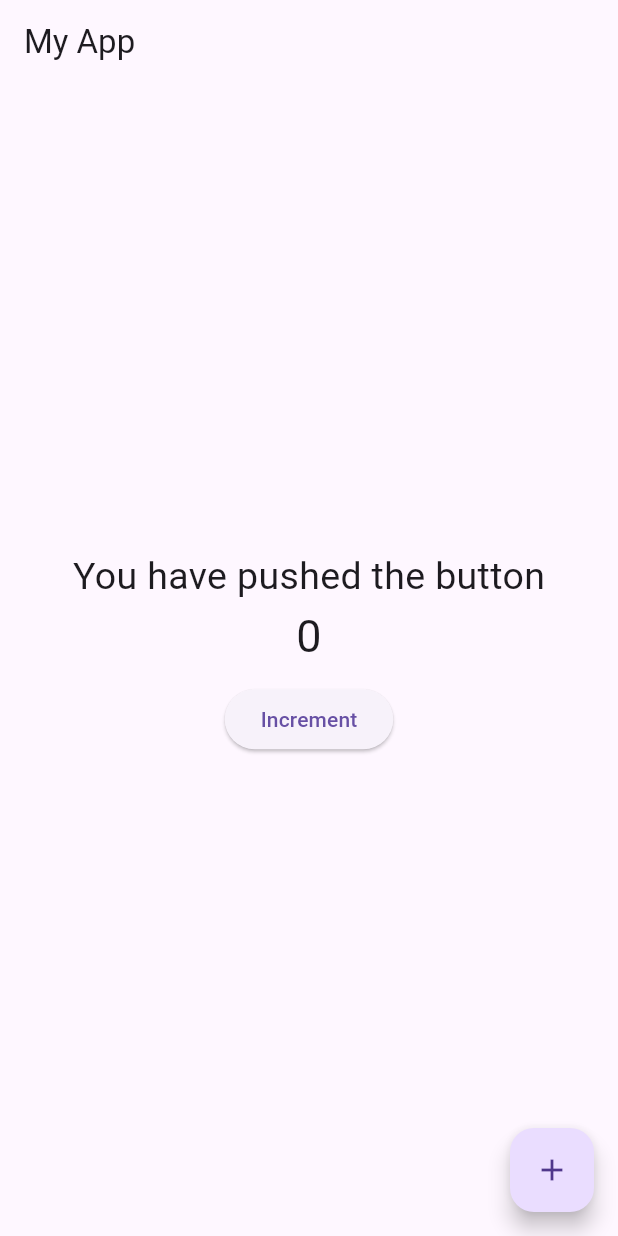
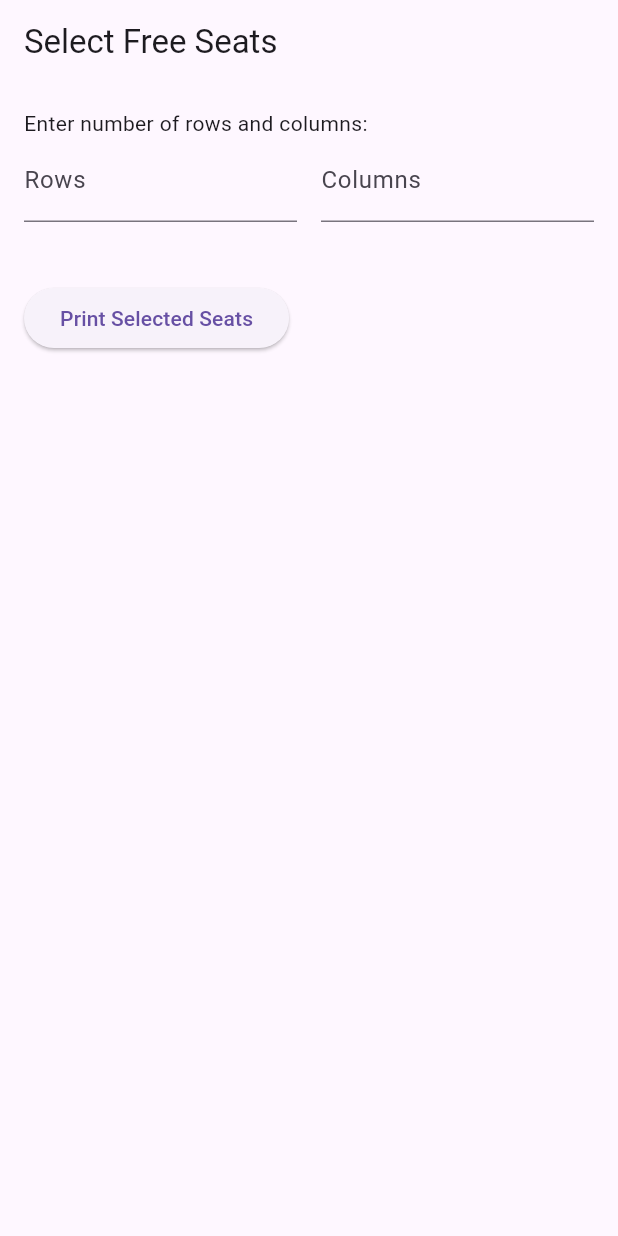
Before and after one commit to kavi9919/StockManageApp, a Flutter app: the screen it shows after launch, on a phone screen of 412 x 824 dp. Run offline on Flutter 3.47's test engine with Material 3 defaults, Android fonts, the phone set to English and light mode, and no system bars.

```diff
--- a/my_app/lib/main.dart
+++ b/my_app/lib/main.dart
@@ -1,8 +1,9 @@
 import 'package:flutter/material.dart';
-
 import 'screens/home_page.dart';
 import 'screens/login_page.dart';
 import 'screens/second_screen.dart';
+import 'screens/select_Item.dart';
+import 'screens/select_free_space.dart';
 import 'screens/sign_up_screen.dart';
 
 void main() {
@@ -16,12 +17,14 @@ class MyApp extends StatelessWidget {
   Widget build(BuildContext context) {
     return MaterialApp(
       title: 'My App',
-      home: const HomePage(),
+      home: MovieTheaterPage(),
       routes: <String, WidgetBuilder>{
         '/second': (context) => const SecondScreen(),
         '/login': (context) => LoginScreen(),
         '/home': (context) => const HomePage(),
         '/signup': (context) => SingUpScreen(),
+        '/items': (context) => const ItemSelectorScreen(),
+        'free_space': (context) => MovieTheaterPage(),
       },
     );
   }
--- a/my_app/lib/screens/home_page.dart
+++ b/my_app/lib/screens/home_page.dart
@@ -1,4 +1,5 @@
 import 'package:flutter/material.dart';
+import 'package:my_app/screens/select_season_page.dart';
 
 class HomePage extends StatefulWidget {
   const HomePage({super.key});
@@ -12,42 +13,6 @@ class _HomePageState extends State<HomePage> {
 
   @override
   Widget build(BuildContext context) {
-    return Scaffold(
-      appBar: AppBar(
-        title: const Text('My App'),
-      ),
-      body: Center(
-        child: Column(
-          mainAxisAlignment: MainAxisAlignment.center,
-          children: [
-            const Text(
-              'You have pushed the button',
-              style: TextStyle(fontSize: 25),
-            ),
-            Text(
-              '$counter',
-              style: const TextStyle(fontSize: 30),
-            ),
-            Container(
-              margin: const EdgeInsets.all(10),
-              child: ElevatedButton(
-                onPressed: () {
-                  Navigator.of(context).pushNamed('/login');
-                },
-                child: const Text('Increment'),
-              ),
-            )
-          ],
-        ),
-      ),
-      floatingActionButton: FloatingActionButton(
-        onPressed: () {
-          //   Navigator.of(context).push(
-          //       MaterialPageRoute(builder: (context) => const SecondScreen()));
-          Navigator.of(context).pushNamed('/second');
-        },
-        child: const Icon(Icons.add),
-      ),
-    );
+    return SeasonScreen();
   }
 }
--- /dev/null
+++ b/my_app/lib/screens/select_free_space.dart
@@ -0,0 +1,143 @@
+import 'package:flutter/material.dart';
+
+class Seat {
+  final int row;
+  final int column;
+  bool isAvailable;
+
+  Seat(this.row, this.column, {this.isAvailable = true});
+}
+
+class MovieTheaterPage extends StatefulWidget {
+  @override
+  _MovieTheaterPageState createState() => _MovieTheaterPageState();
+}
+
+class _MovieTheaterPageState extends State<MovieTheaterPage> {
+  int rows = 0;
+  int columns = 0;
+  List<List<Seat>> theaterSeats = [];
+
+  @override
+  Widget build(BuildContext context) {
+    return Scaffold(
+      appBar: AppBar(
+        title: const Text('Select Free Seats'),
+      ),
+      body: SingleChildScrollView(
+        child: Padding(
+          padding: const EdgeInsets.all(16.0),
+          child: Column(
+            crossAxisAlignment: CrossAxisAlignment.start,
+            children: [
+              const Text('Enter number of rows and columns:'),
+              Row(
+                children: [
+                  Expanded(
+                    child: TextField(
+                      keyboardType: TextInputType.number,
+                      decoration: const InputDecoration(labelText: 'Rows'),
+                      onChanged: (value) {
+                        setState(() {
+                          rows = int.tryParse(value) ?? 0;
+                        });
+                      },
+                    ),
+                  ),
+                  const SizedBox(width: 16),
+                  Expanded(
+                    child: TextField(
+                      keyboardType: TextInputType.number,
+                      decoration: const InputDecoration(labelText: 'Columns'),
+                      onChanged: (value) {
+                        setState(() {
+                          columns = int.tryParse(value) ?? 0;
+                        });
+                      },
+                    ),
+                  ),
+                ],
+              ),
+              const SizedBox(height: 20),
+              if (rows > 0 && columns > 0)
+                Column(
+                  crossAxisAlignment: CrossAxisAlignment.start,
+                  children: [
+                    const Text('Select free seats:'),
+                    GridView.builder(
+                      shrinkWrap: true,
+                      gridDelegate: SliverGridDelegateWithFixedCrossAxisCount(
+                        crossAxisCount: columns,
+                        crossAxisSpacing: 4.0,
+                        mainAxisSpacing: 4.0,
+                      ),
+                      itemCount: rows * columns,
+                      itemBuilder: (context, index) {
+                        final row = index ~/ columns;
+                        final column = index % columns;
+                        return GestureDetector(
+                          onTap: () {
+                            setState(() {
+                              theaterSeats[row][column].isAvailable =
+                                  !theaterSeats[row][column].isAvailable;
+                            });
+                          },
+                          child: Container(
+                            decoration: BoxDecoration(
+                              border: Border.all(color: Colors.black),
+                              color: theaterSeats[row][column].isAvailable
+                                  ? Colors.green
+                                  : Colors.red,
+                            ),
+                            alignment: Alignment.center,
+                            child: Text('${row + 1}-${column + 1}'),
+                          ),
+                        );
+                      },
+                    ),
+                  ],
+                ),
+              const SizedBox(height: 20),
+              ElevatedButton(
+                onPressed: () {
+                  List<String> selectedSeats = [];
+                  for (int i = 0; i < rows; i++) {
+                    for (int j = 0; j < columns; j++) {
+                      if (!theaterSeats[i][j].isAvailable) {
+                        selectedSeats.add('${i + 1}-${j + 1}');
+                      }
+                    }
+                  }
+                  print('Selected seats: $selectedSeats');
+                },
+                child: const Text('Print Selected Seats'),
+              ),
+            ],
+          ),
+        ),
+      ),
+    );
+  }
+
+  @override
+  void initState() {
+    super.initState();
+    initializeTheater();
+  }
+
+  void initializeTheater() {
+    theaterSeats = List.generate(
+      rows,
+      (row) => List.generate(
+        columns,
+        (column) => Seat(row, column),
+      ),
+    );
+  }
+}
+
+void main() {
+  runApp(MaterialApp(
+    home: MovieTheaterPage(),
+  ));
+}
```
Also changed, not shown: my_app/lib/screens/select_Item.dart (added, +30 -0 lines), my_app/lib/screens/select_season_page.dart (added, +118 -0 lines), my_app/assets/autumn.png (added), my_app/assets/spring.png (added), my_app/assets/summer.png (added), my_app/assets/winter.png (added).
